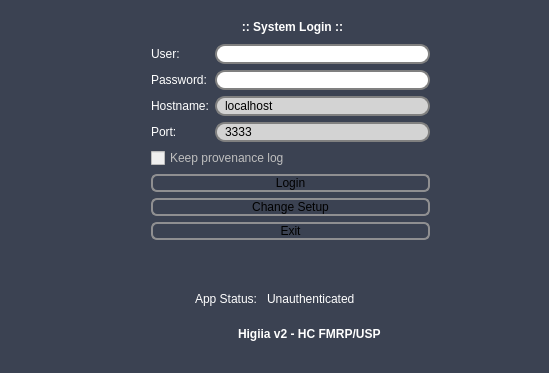
marcosivni/WebHigiia, file gui/ui/Login.ui: the form before one commit.
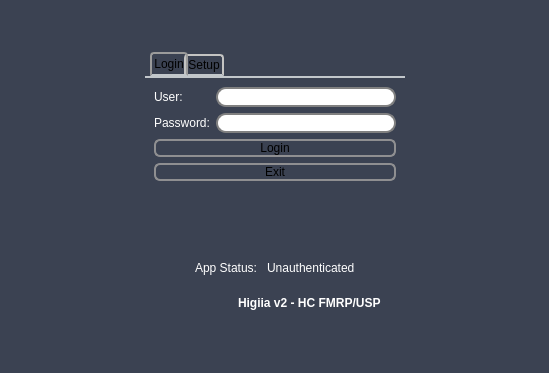
The form after the commit. Icons and pictures are not drawn.

Diff of the .ui file:
```diff
--- a/gui/ui/Login.ui
+++ b/gui/ui/Login.ui
@@ -109,6 +109,63 @@
 
 QFrame{
 	border: none;
+}
+
+QTabWidget::pane { /* The tab widget frame */
+    border-top: 2px solid #C2C7CB;
+}
+
+QTabWidget::tab-bar {
+    left: 5px; /* move to the right by 5px */
+}
+
+/* Style the tab using the tab sub-control. Note that
+    it reads QTabBar _not_ QTabWidget */
+QTabBar::tab {
+	color: black;
+    background: qlineargradient(x1: 0, y1: 0, x2: 0, y2: 1,
+                                stop: 0 #E1E1E1, stop: 0.4 #DDDDDD,
+                                stop: 0.5 #D8D8D8, stop: 1.0 #D3D3D3);
+    border: 2px solid #C4C4C3;
+    border-bottom-color: #C2C7CB; /* same as the pane color */
+    border-top-left-radius: 4px;
+    border-top-right-radius: 4px;
+    min-width: 8ex;
+    padding: 2px;
+}
+
+QTabBar::tab:selected, QTabBar::tab:hover {
+    background: qlineargradient(x1: 0, y1: 0, x2: 0, y2: 1,
+                                stop: 0 #fafafa, stop: 0.4 #f4f4f4,
+                                stop: 0.5 #e7e7e7, stop: 1.0 #fafafa);
+}
+
+QTabBar::tab:selected {
+    border-color: #9B9B9B;
+    border-bottom-color: #C2C7CB; /* same as pane color */
+}
+
+QTabBar::tab:!selected {
+    margin-top: 2px; /* make non-selected tabs look smaller */
+}
+
+/* make use of negative margins for overlapping tabs */
+QTabBar::tab:selected {
+    /* expand/overlap to the left and right by 4px */
+    margin-left: -4px;
+    margin-right: -4px;
+}
+
+QTabBar::tab:first:selected {
+    margin-left: 0; /* the first selected tab has nothing to overlap with on the left */
+}
+
+QTabBar::tab:last:selected {
+    margin-right: 0; /* the last selected tab has nothing to overlap with on the right */
+}
+
+QTabBar::tab:only-one {
+    margin: 0; /* if there is only one tab, we don't want overlapping margins */
 }</string>
   </property>
   <widget class="QWidget" name="centralwidget">
@@ -122,165 +179,7 @@
        <enum>QFrame::Raised</enum>
       </property>
       <layout class="QGridLayout" name="gridLayout_3">
-       <item row="0" column="0">
-        <widget class="QFrame" name="frame">
-         <property name="frameShape">
-          <enum>QFrame::StyledPanel</enum>
-         </property>
-         <property name="frameShadow">
-          <enum>QFrame::Raised</enum>
-         </property>
-         <layout class="QVBoxLayout" name="verticalLayout">
-          <item>
-           <widget class="QLabel" name="label">
-            <property name="text">
-             <string/>
-            </property>
-            <property name="pixmap">
-             <pixmap resource="../../icons.qrc">:/icons/icoXRayLogo.png</pixmap>
-            </property>
-            <property name="scaledContents">
-             <bool>false</bool>
-            </property>
-           </widget>
-          </item>
-         </layout>
-        </widget>
-       </item>
-       <item row="0" column="1">
-        <widget class="QGroupBox" name="groupBox">
-         <property name="font">
-          <font>
-           <pointsize>9</pointsize>
-           <weight>75</weight>
-           <italic>false</italic>
-           <bold>true</bold>
-           <underline>false</underline>
-          </font>
-         </property>
-         <property name="title">
-          <string>:: System Login ::</string>
-         </property>
-         <layout class="QGridLayout" name="gridLayout">
-          <item row="6" column="0" colspan="2">
-           <widget class="QPushButton" name="btnLogin">
-            <property name="text">
-             <string>Login</string>
-            </property>
-           </widget>
-          </item>
-          <item row="7" column="0" colspan="2">
-           <widget class="QPushButton" name="btnSetup">
-            <property name="text">
-             <string>Change Setup</string>
-            </property>
-           </widget>
-          </item>
-          <item row="3" column="1">
-           <widget class="QLineEdit" name="txtHostname">
-            <property name="enabled">
-             <bool>false</bool>
-            </property>
-            <property name="text">
-             <string>localhost</string>
-            </property>
-           </widget>
-          </item>
-          <item row="4" column="1">
-           <widget class="QLineEdit" name="txtPort">
-            <property name="enabled">
-             <bool>false</bool>
-            </property>
-            <property name="text">
-             <string>3333</string>
-            </property>
-           </widget>
-          </item>
-          <item row="9" column="0">
-           <spacer name="verticalSpacer_4">
-            <property name="orientation">
-             <enum>Qt::Vertical</enum>
-            </property>
-            <property name="sizeHint" stdset="0">
-             <size>
-              <width>20</width>
-              <height>40</height>
-             </size>
-            </property>
-           </spacer>
-          </item>
-          <item row="2" column="0">
-           <widget class="QLabel" name="lblPassword">
-            <property name="text">
-             <string>Password:</string>
-            </property>
-           </widget>
-          </item>
-          <item row="0" column="1">
-           <spacer name="verticalSpacer_3">
-            <property name="orientation">
-             <enum>Qt::Vertical</enum>
-            </property>
-            <property name="sizeHint" stdset="0">
-             <size>
-              <width>20</width>
-              <height>40</height>
-             </size>
-            </property>
-           </spacer>
-          </item>
-          <item row="1" column="0">
-           <widget class="QLabel" name="lblUser">
-            <property name="text">
-             <string>User:</string>
-            </property>
-           </widget>
-          </item>
-          <item row="3" column="0">
-           <widget class="QLabel" name="lblHostname">
-            <property name="text">
-             <string>Hostname:</string>
-            </property>
-           </widget>
-          </item>
-          <item row="8" column="0" colspan="2">
-           <widget class="QPushButton" name="btnExit">
-            <property name="text">
-             <string>Exit</string>
-            </property>
-           </widget>
-          </item>
-          <item row="1" column="1">
-           <widget class="QLineEdit" name="txtUser"/>
-          </item>
-          <item row="4" column="0">
-           <widget class="QLabel" name="lblPort">
-            <property name="text">
-             <string>Port:</string>
-            </property>
-           </widget>
-          </item>
-          <item row="2" column="1">
-           <widget class="QLineEdit" name="txtPass">
-            <property name="echoMode">
-             <enum>QLineEdit::Password</enum>
-            </property>
-           </widget>
-          </item>
-          <item row="5" column="0" colspan="2">
-           <widget class="QCheckBox" name="chbProvenance">
-            <property name="enabled">
-             <bool>false</bool>
-            </property>
-            <property name="text">
-             <string>Keep provenance log</string>
-            </property>
-           </widget>
-          </item>
-         </layout>
-        </widget>
-       </item>
-       <item row="1" column="0" colspan="2">
+       <item row="1" column="0" colspan="3">
         <widget class="QFrame" name="frame_2">
          <property name="frameShape">
           <enum>QFrame::StyledPanel</enum>
@@ -384,6 +283,185 @@
          </layout>
         </widget>
        </item>
+       <item row="0" column="0">
+        <widget class="QFrame" name="frame">
+         <property name="frameShape">
+          <enum>QFrame::StyledPanel</enum>
+         </property>
+         <property name="frameShadow">
+          <enum>QFrame::Raised</enum>
+         </property>
+         <layout class="QVBoxLayout" name="verticalLayout">
+          <item>
+           <widget class="QLabel" name="label">
+            <property name="text">
+             <string/>
+            </property>
+            <property name="pixmap">
+             <pixmap resource="../../icons.qrc">:/icons/icoXRayLogo.png</pixmap>
+            </property>
+            <property name="scaledContents">
+             <bool>false</bool>
+            </property>
+           </widget>
+          </item>
+         </layout>
+        </widget>
+       </item>
+       <item row="0" column="1">
+        <widget class="QTabWidget" name="tabWidget">
+         <property name="minimumSize">
+          <size>
+           <width>260</width>
+           <height>0</height>
+          </size>
+         </property>
+         <property name="maximumSize">
+          <size>
+           <width>260</width>
+           <height>16777215</height>
+          </size>
+         </property>
+         <property name="currentIndex">
+          <number>0</number>
+         </property>
+         <widget class="QWidget" name="tabLogin">
+          <attribute name="title">
+           <string>Login</string>
+          </attribute>
+          <layout class="QGridLayout" name="gridLayout">
+           <item row="1" column="0">
+            <widget class="QLabel" name="lblPassword">
+             <property name="text">
+              <string>Password:</string>
+             </property>
+            </widget>
+           </item>
+           <item row="4" column="0">
+            <spacer name="verticalSpacer_5">
+             <property name="orientation">
+              <enum>Qt::Vertical</enum>
+             </property>
+             <property name="sizeHint" stdset="0">
+              <size>
+               <width>20</width>
+               <height>40</height>
+              </size>
+             </property>
+            </spacer>
+           </item>
+           <item row="0" column="1">
+            <widget class="QLineEdit" name="txtUser"/>
+           </item>
+           <item row="1" column="1">
+            <widget class="QLineEdit" name="txtPass">
+             <property name="echoMode">
+              <enum>QLineEdit::Password</enum>
+             </property>
+            </widget>
+           </item>
+           <item row="2" column="0" colspan="2">
+            <widget class="QPushButton" name="btnLogin">
+             <property name="text">
+              <string>Login</string>
+             </property>
+            </widget>
+           </item>
+           <item row="3" column="0" colspan="2">
+            <widget class="QPushButton" name="btnExit">
+             <property name="text">
+              <string>Exit</string>
+             </property>
+            </widget>
+           </item>
+           <item row="0" column="0">
+            <widget class="QLabel" name="lblUser">
+             <property name="text">
+              <string>User:</string>
+             </property>
+            </widget>
+           </item>
+          </layout>
+         </widget>
+         <widget class="QWidget" name="tabSetup">
+          <attribute name="title">
+           <string>Setup</string>
+          </attribute>
+          <layout class="QGridLayout" name="gridLayout_5">
+           <item row="2" column="0" colspan="2">
+            <widget class="QCheckBox" name="chbProvenance">
+             <property name="enabled">
+              <bool>false</bool>
+             </property>
+             <property name="text">
+              <string>Keep provenance log</string>
+             </property>
+             <property name="checked">
+              <bool>true</bool>
+             </property>
+             <property name="tristate">
+              <bool>false</bool>
+             </property>
+            </widget>
+           </item>
+           <item row="0" column="0">
+            <widget class="QLabel" name="lblHostname">
+             <property name="text">
+              <string>Hostname:</string>
+             </property>
+            </widget>
+           </item>
+           <item row="1" column="1">
+            <widget class="QLineEdit" name="txtPort">
+             <property name="enabled">
+              <bool>false</bool>
+             </property>
+             <property name="text">
+              <string>3333</string>
+             </property>
+            </widget>
+           </item>
+           <item row="0" column="1">
+            <widget class="QLineEdit" name="txtHostname">
+             <property name="enabled">
+              <bool>false</bool>
+             </property>
+             <property name="text">
+              <string>143.107.141.208</string>
+             </property>
+            </widget>
+           </item>
+           <item row="1" column="0">
+            <widget class="QLabel" name="lblPort">
+             <property name="text">
+              <string>Port:</string>
+             </property>
+            </widget>
+           </item>
+           <item row="4" column="0" colspan="2">
+            <widget class="QPushButton" name="btnSetup">
+             <property name="text">
+              <string>Change Setup</string>
+             </property>
+            </widget>
+           </item>
+           <item row="3" column="0">
+            <spacer name="verticalSpacer_4">
+             <property name="orientation">
+              <enum>Qt::Vertical</enum>
+             </property>
+             <property name="sizeHint" stdset="0">
+              <size>
+               <width>20</width>
+               <height>40</height>
+              </size>
+             </property>
+            </spacer>
+           </item>
+          </layout>
+         </widget>
+        </widget>
+       </item>
       </layout>
      </widget>
     </item>
```
Left out of the diff: 6 changed lines with no effect on the pictures.
